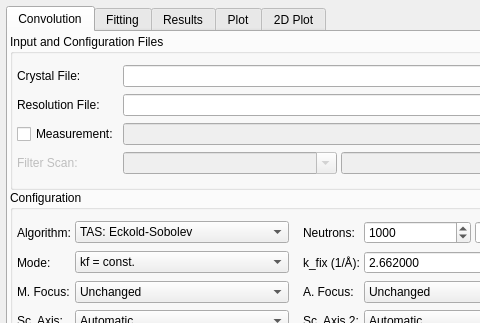
First picture: the form in ui/monteconvo.ui, repository tweber-ill/ill_mirror-takin2-core, before the edit; both pictures show x 0 to 480 and y 0 to 323 of the 599 by 693 pixel window.
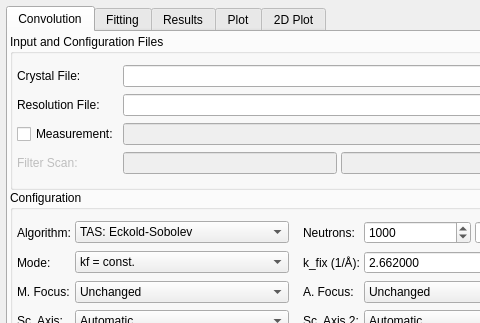
Second picture: the form after the edit. Custom widgets are drawn as their Qt base class.

Commit message: convo: finished with filter

Diff of the .ui file:
```diff
--- a/ui/monteconvo.ui
+++ b/ui/monteconvo.ui
@@ -674,12 +674,15 @@
            </widget>
           </item>
           <item row="3" column="1">
-           <widget class="QComboBox" name="comboFilterCol">
+           <widget class="QLineEdit" name="editFilterCol">
             <property name="enabled">
              <bool>false</bool>
             </property>
-            <property name="editable">
-             <bool>true</bool>
+            <property name="sizePolicy">
+             <sizepolicy hsizetype="Preferred" vsizetype="Fixed">
+              <horstretch>0</horstretch>
+              <verstretch>0</verstretch>
+             </sizepolicy>
             </property>
            </widget>
           </item>
```
Left out of the diff: 4 changed lines with no effect on the pictures. The commit also changes 4 other files.
